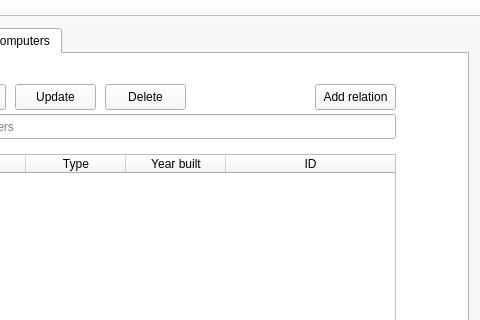
Old version of the form mainwindow.ui in the repository Hopur-50/Verkefni3; both pictures show x 108 to 588 and y 0 to 320 of the 588 by 672 pixel window.
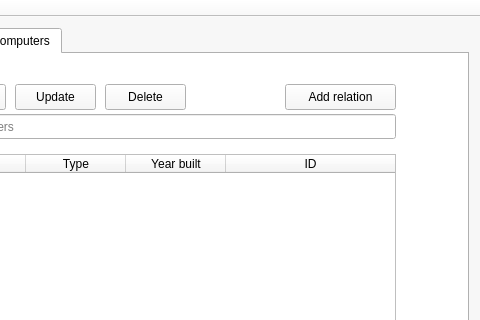
New version of the form.

The edit to the form file:
```diff
--- a/mainwindow.ui
+++ b/mainwindow.ui
@@ -864,9 +864,9 @@
        <widget class="QPushButton" name="buttonAddRelation_2">
         <property name="geometry">
          <rect>
-          <x>410</x>
+          <x>380</x>
           <y>30</y>
-          <width>81</width>
+          <width>111</width>
           <height>26</height>
          </rect>
         </property>
```
Left out of the diff: 2 changed lines with no effect on the pictures.
